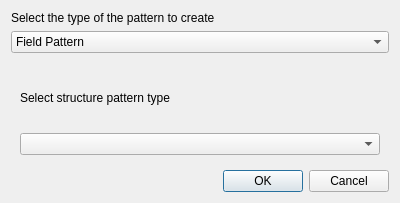
dmr-tools/anytone-emu, file src/newpatterndialog.ui: the form before one commit.
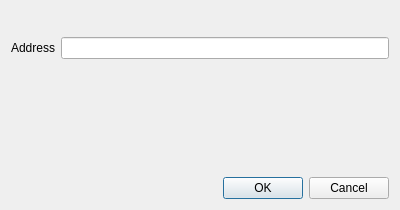
The form after the commit. The open tabs and pages were chosen to show the change. Custom widgets are drawn as their Qt base class.

Diff of the .ui file:
```diff
--- a/src/newpatterndialog.ui
+++ b/src/newpatterndialog.ui
@@ -7,93 +7,49 @@
     <x>0</x>
     <y>0</y>
     <width>400</width>
-    <height>203</height>
+    <height>210</height>
    </rect>
   </property>
+  <property name="sizePolicy">
+   <sizepolicy hsizetype="Preferred" vsizetype="Preferred">
+    <horstretch>0</horstretch>
+    <verstretch>0</verstretch>
+   </sizepolicy>
+  </property>
   <property name="windowTitle">
    <string>Dialog</string>
   </property>
   <layout class="QVBoxLayout" name="verticalLayout">
    <item>
-    <widget class="QLabel" name="label">
-     <property name="text">
-      <string>Select the type of the pattern to create</string>
-     </property>
-    </widget>
-   </item>
-   <item>
-    <widget class="QComboBox" name="category">
-     <item>
-      <property name="text">
-       <string>Field Pattern</string>
+    <widget class="QWidget" name="addressRow" native="true">
+     <layout class="QHBoxLayout" name="horizontalLayout" stretch="0,0">
+      <property name="leftMargin">
+       <number>0</number>
       </property>
-     </item>
-     <item>
-      <property name="text">
-       <string>Integer Pattern</string>
+      <property name="topMargin">
+       <number>0</number>
       </property>
-     </item>
-     <item>
-      <property name="text">
-       <string>Structured Pattern</string>
+      <property name="rightMargin">
+       <number>0</number>
       </property>
-     </item>
+      <property name="bottomMargin">
+       <number>3</number>
+      </property>
+      <item>
+       <widget class="QLabel" name="label_5">
+        <property name="text">
+         <string>Address</string>
+        </property>
+       </widget>
+      </item>
+      <item>
+       <widget class="QLineEdit" name="address"/>
+      </item>
+     </layout>
     </widget>
    </item>
    <item>
-    <widget class="QStackedWidget" name="stack">
-     <property name="currentIndex">
-      <number>1</number>
-     </property>
-     <widget class="QWidget" name="structurePatternPage">
-      <layout class="QVBoxLayout" name="verticalLayout_3">
-       <item>
-        <widget class="QLabel" name="label_4">
-         <property name="sizePolicy">
-          <sizepolicy hsizetype="Preferred" vsizetype="Minimum">
-           <horstretch>0</horstretch>
-           <verstretch>0</verstretch>
-          </sizepolicy>
-         </property>
-         <property name="text">
-          <string>Select structure pattern type</string>
-         </property>
-        </widget>
-       </item>
-       <item>
-        <widget class="QComboBox" name="structurePattern"/>
-       </item>
-      </layout>
-     </widget>
-     <widget class="QWidget" name="fieldPatternPage">
-      <layout class="QVBoxLayout" name="verticalLayout_4">
-       <item>
-        <widget class="QLabel" name="label_2">
-         <property name="text">
-          <string>Select the fixed field pattern type</string>
-         </property>
-        </widget>
-       </item>
-       <item>
-        <widget class="QComboBox" name="fieldPattern"/>
-       </item>
-      </layout>
-     </widget>
-     <widget class="QWidget" name="integerPatternPage">
-      <layout class="QVBoxLayout" name="verticalLayout_2">
-       <item>
-        <widget class="QLabel" name="label_3">
-         <property name="text">
-          <string>Select the integer field type</string>
-         </property>
-        </widget>
-       </item>
-       <item>
-        <widget class="QComboBox" name="integerPattern"/>
-       </item>
-      </layout>
-     </widget>
-    </widget>
+    <widget class="PatternSelectionWidget" name="patternSelection" native="true"/>
    </item>
    <item>
     <widget class="QDialogButtonBox" name="buttonBox">
@@ -107,6 +63,14 @@
    </item>
   </layout>
  </widget>
+ <customwidgets>
+  <customwidget>
+   <class>PatternSelectionWidget</class>
+   <extends>QWidget</extends>
+   <header>patternselectionwidget.hh</header>
+   <container>1</container>
+  </customwidget>
+ </customwidgets>
  <resources/>
  <connections>
   <connection>
```
